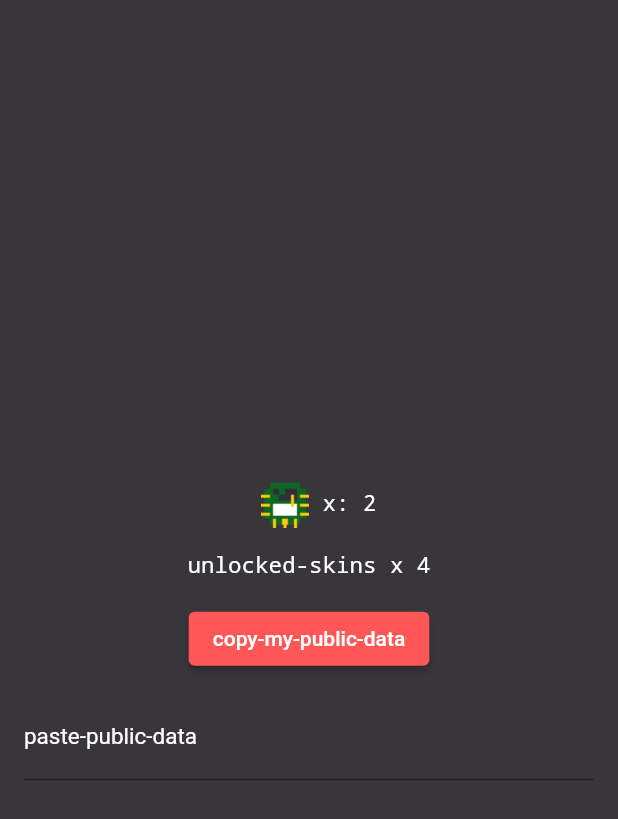
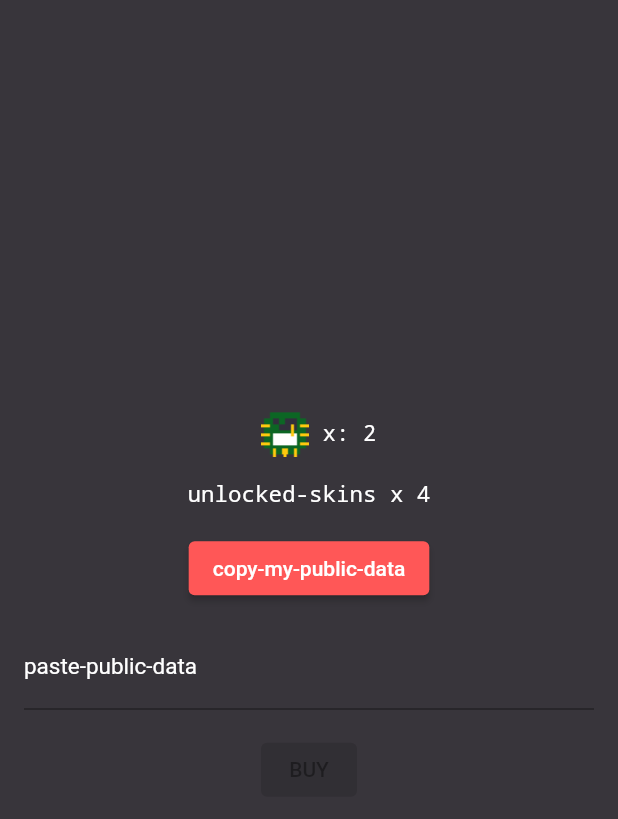
Before and after one commit to GalletaOreo98/LainChikita-Apk, a Flutter app: the screen it shows after launch, swiped to page 3, on a phone screen of 412 x 824 dp. Shown: the top 819 px of the screen. Run offline on Flutter 3.47's test engine with Material 2 defaults, Android fonts, the phone set to English and light mode, and no system bars; our stand-ins replace audioplayers, shared_preferences; missing offline and left inert: encrypt.

Commit message:
Update -  Changes in AppColors + minimal change

```diff
--- a/lain_chikita/lib/functions/encryption_functions.dart
+++ b/lain_chikita/lib/functions/encryption_functions.dart
@@ -22,7 +22,7 @@ String decryptData(String encryptedData, String secretKey) {
 }
 
 String generateCryptoRngUuid(){
-  var uuid = Uuid();
+  Uuid uuid = const Uuid();
   final v4Crypto = uuid.v4(options: {'rng': UuidUtil.cryptoRNG});
   return v4Crypto;
 }
--- a/lain_chikita/lib/global_vars.dart
+++ b/lain_chikita/lib/global_vars.dart
@@ -1,3 +1,4 @@
+import 'classes/app_colors.dart';
 import 'classes/audio_player.dart';
 import 'classes/data_manager.dart';
 
@@ -27,3 +28,4 @@ int coins = 2;
 String language = 'en';
 LanguageDataManager languageDataManager = LanguageDataManager();
 AppAudioPlayer appAudioPlayer = AppAudioPlayer();
+AppColors appColors = AppColors();
--- a/lain_chikita/lib/screens/gacha_screen.dart
+++ b/lain_chikita/lib/screens/gacha_screen.dart
@@ -5,7 +5,6 @@ import 'package:shared_preferences/shared_preferences.dart';
 import 'dart:convert';
 
 // ignore: library_prefixes
-import '../app_colors.dart' as MY_APP_COLORS;
 import '../functions/encryption_functions.dart';
 import '../functions/gacha_functions.dart';
 import '../global_vars.dart';
@@ -24,11 +23,25 @@ class GachaScreen extends StatefulWidget {
 
 class MyWidgetState extends State<GachaScreen> {
   final _player = AudioPlayer(playerId: 'selectAccessory');
-  String _copiedText = '';
-  String _uuidToUse = '';
+  String _copiedText = ''; // Avisa si ya se copio el texto en la clipboard
+  String _userName = '';
+  String _uuid = '';
+  String _informativeText = '';
+  Color _informativeTextColor = appColors.informativeText;
+  void Function()? _buyTicket;
 
   Future<void> playSelectAccessorySound() async {
     await _player.play(AssetSource("audio/select_accessory_sound.mp3"));
+  }
+
+  // No hace falta optimizar pero se podria
+  void hideInformativeText(String element, int seconds) {
+    Future.delayed(Duration(seconds: seconds), () {
+      setState(() {
+        if (_copiedText == element) _copiedText = '';
+        if (_informativeText == element) _informativeText = '';
+      });
+    });
   }
 
   void _copyMyData() async {
@@ -37,6 +50,7 @@ class MyWidgetState extends State<GachaScreen> {
     Clipboard.setData(ClipboardData(text: encryptedData));
     setState(() {
       _copiedText = languageDataManager.getLabel('clipboard-is-copied');
+      hideInformativeText(_copiedText, 2);
     });
   }
 
@@ -45,17 +59,46 @@ class MyWidgetState extends State<GachaScreen> {
     widget.callback();
   }
 
-  void _setUuidToUse() async {
-    buyTicket();
+  void _readyToBuyTicket() {
+    setState(() {
+      _informativeTextColor = appColors.informativeText;
+      _informativeText = 'Ticket para: $_userName';
+    });
+    _buyTicket = () {
+      setState(() {
+        _buyTicket = null;
+        _informativeText = '¡Ticket comprado!';
+      });
+    };
+  }
+
+  void _setPublicDataToUse(String publicData) async {
+    /* buyTicket();
     final prefs = await SharedPreferences.getInstance();
     await prefs.setInt('coins', coins);
-    _saveInventaries();
+    _saveInventaries(); */
+    String decryptedData;
+    try {
+      decryptedData = decryptData(publicData, secretKey);
+    } catch (e) {
+      setState(() {
+        _buyTicket = null;
+        _informativeTextColor = appColors.errorText;
+        _informativeText = 'Error, datos publicos invalidos';
+      });
+      return;
+    }
+    Map<String, String> decryptedDataMap =
+        Map<String, String>.from(json.decode(decryptedData));
+    _userName = decryptedDataMap['username'] ?? '';
+    _uuid = decryptedDataMap['useruuid'] ?? '';
+    _readyToBuyTicket();
   }
 
   @override
   Widget build(BuildContext context) {
     return Container(
-        color: MY_APP_COLORS.darkBackground,
+        color: appColors.background,
         child: Padding(
             padding: const EdgeInsets.all(16.0),
             child: Column(
@@ -79,50 +122,68 @@ class MyWidgetState extends State<GachaScreen> {
                               verticalAlignment:
                                   TableCellVerticalAlignment.middle,
                               child: Text(' x: $coins',
-                                  style: const TextStyle(
+                                  style: TextStyle(
                                     fontSize: 15.0,
                                     fontFamily: 'monospace',
-                                    color: Colors.white,
+                                    color: appColors.primaryText,
                                   )))
                         ],
                       ),
                     ]),
                 const SizedBox(height: 16),
-                Text('${languageDataManager.getLabel('unlocked-skins')} x ${unlockedInventory.length}',
-                    style: const TextStyle(
+                Text(
+                    '${languageDataManager.getLabel('unlocked-skins')} x ${unlockedInventory.length}',
+                    style: TextStyle(
                       fontSize: 15.0,
                       fontFamily: 'monospace',
-                      color: Colors.white,
+                      color: appColors.primaryText,
                     )),
                 const SizedBox(height: 16),
                 ElevatedButton(
                   style: ElevatedButton.styleFrom(
-                    backgroundColor: const Color.fromARGB(
-                        255, 255, 87, 87), // Cambia el color de fondo aquí
-                  ),
+                      backgroundColor: appColors.primaryBtn),
                   onPressed: _copyMyData,
-                  child: Text(languageDataManager.getLabel('copy-my-public-data')),
+                  child:
+                      Text(languageDataManager.getLabel('copy-my-public-data')),
                 ),
                 const SizedBox(height: 1),
                 Text(
                   _copiedText,
-                  style: const TextStyle(
+                  style: TextStyle(
                       fontSize: 10.0,
                       fontFamily: 'monospace',
-                      color: Colors.white70,
+                      color: appColors.informativeText,
                       fontStyle: FontStyle.italic),
                 ),
                 TextFormField(
-                  initialValue: _uuidToUse,
+                  initialValue: _uuid,
                   textAlign: TextAlign.center,
-                  style: const TextStyle(color: Colors.amber, fontSize: 15.0),
+                  style:
+                      TextStyle(color: appColors.userInputText, fontSize: 15.0),
                   decoration: InputDecoration(
-                    labelText: languageDataManager.getLabel('paste-public-data'),
-                    labelStyle: const TextStyle(color: Colors.white),
+                    labelText:
+                        languageDataManager.getLabel('paste-public-data'),
+                    labelStyle: TextStyle(color: appColors.primaryText),
                     floatingLabelAlignment: FloatingLabelAlignment.center,
                   ),
                   onFieldSubmitted: (value) =>
-                      setState(() => {_uuidToUse = value, _setUuidToUse()}),
+                      setState(() => {_setPublicDataToUse(value)}),
+                ),
+                const SizedBox(height: 16),
+                ElevatedButton(
+                  style: ElevatedButton.styleFrom(
+                      backgroundColor: appColors.primaryBtn),
+                  onPressed: _buyTicket,
+                  child: const Text('BUY'),
+                ),
+                const SizedBox(height: 16),
+                Text(
+                  _informativeText,
+                  style: TextStyle(
+                    fontSize: 12.0,
+                    fontFamily: 'monospace',
+                    color: _informativeTextColor,
+                  ),
                 ),
               ],
             )));
```
Also changed, not shown: lain_chikita/lib/app_colors.dart (deleted, +0 -10 lines), lain_chikita/lib/classes/app_colors.dart (added, +18 -0 lines), lain_chikita/lib/screens/inventory_screen.dart (+5 -6 lines).
